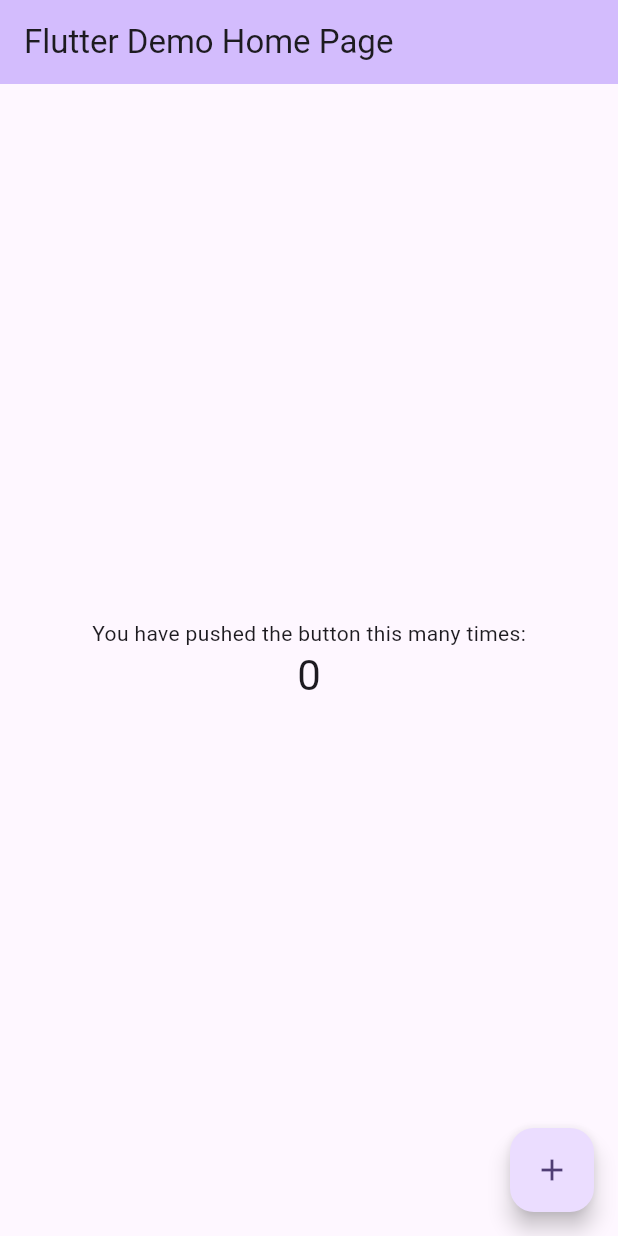
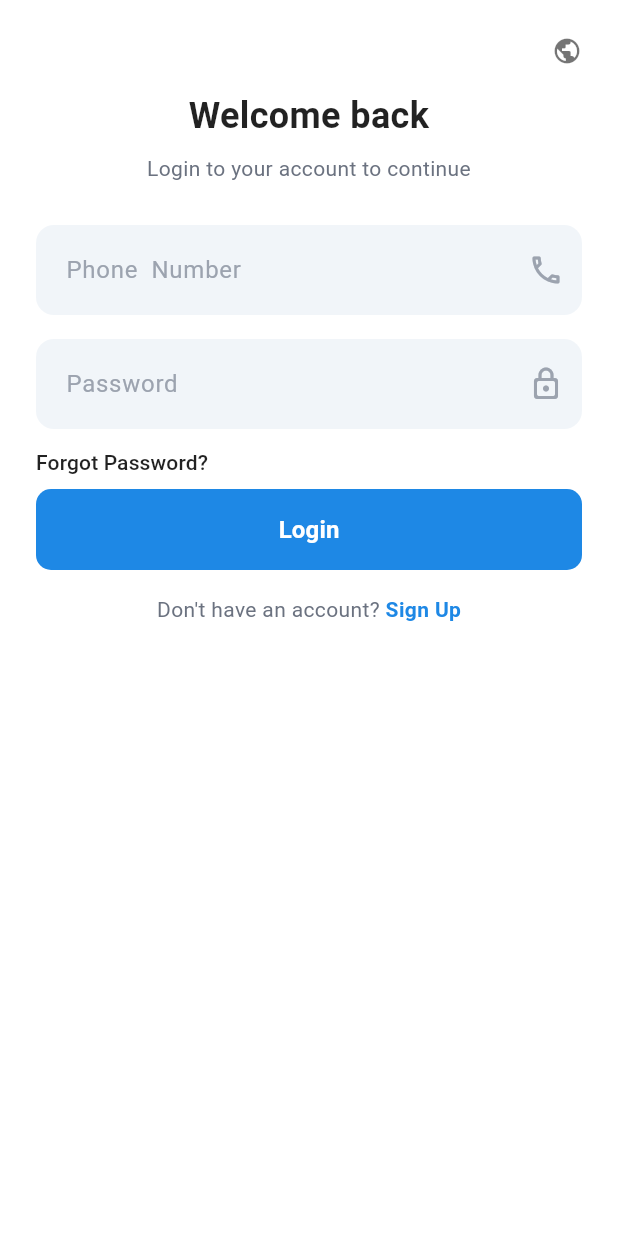
Before and after one commit to Mahashribalakrishnan/Waterborne, a Flutter app: the screen it shows after launch, on a phone screen of 412 x 824 dp. Run offline on Flutter 3.47's test engine with Material 3 defaults, Android fonts, the phone set to English and light mode, and no system bars.

Commit message:
added login

```diff
--- /dev/null
+++ b/app/lib/frontend/ashaworkers/login.dart
@@ -0,0 +1,249 @@
+import 'package:flutter/material.dart';
+
+const Color primaryBlue = Color(0xFF1E88E5);
+
+class AshaWorkerLoginPage extends StatefulWidget {
+  const AshaWorkerLoginPage({Key? key}) : super(key: key);
+
+  @override
+  _AshaWorkerLoginPageState createState() => _AshaWorkerLoginPageState();
+}
+
+class _AshaWorkerLoginPageState extends State<AshaWorkerLoginPage> {
+  final _formKey = GlobalKey<FormState>();
+  final _phoneController = TextEditingController();
+  final _passwordController = TextEditingController();
+  bool _isLoading = false;
+  bool _obscurePassword = true;
+
+  @override
+  void dispose() {
+    _phoneController.dispose();
+    _passwordController.dispose();
+    super.dispose();
+  }
+
+  bool _isValidPhone(String input) {
+    return RegExp(r'^[0-9]{10}$').hasMatch(input);
+  }
+
+  Future<void> _login() async {
+    if (_formKey.currentState!.validate()) {
+      setState(() {
+        _isLoading = true;
+      });
+
+      // Simulate API call
+      await Future.delayed(const Duration(seconds: 2));
+
+      setState(() {
+        _isLoading = false;
+      });
+
+      // Navigate to home page on successful login
+      // Navigator.pushReplacementNamed(context, '/asha/home');
+    }
+  }
+
+  @override
+  Widget build(BuildContext context) {
+    return Scaffold(
+      backgroundColor: Colors.white,
+      body: SafeArea(
+        child: SingleChildScrollView(
+          padding: const EdgeInsets.symmetric(horizontal: 24.0, vertical: 24.0),
+          child: Form(
+            key: _formKey,
+            child: Column(
+              crossAxisAlignment: CrossAxisAlignment.stretch,
+              children: [
+                // Top-right small icon (placeholder, optional)
+                Row(
+                  mainAxisAlignment: MainAxisAlignment.end,
+                  children: const [
+                    Icon(Icons.public, size: 20, color: Colors.black54),
+                  ],
+                ),
+                const SizedBox(height: 16),
+                // Headline
+                const Center(
+                  child: Text(
+                    'Welcome back',
+                    textAlign: TextAlign.center,
+                    style: TextStyle(
+                      fontSize: 24,
+                      fontWeight: FontWeight.w700,
+                      color: Colors.black87,
+                    ),
+                  ),
+                ),
+                const SizedBox(height: 8),
+                const Center(
+                  child: Text(
+                    'Login to your account to continue',
+                    textAlign: TextAlign.center,
+                    style: TextStyle(
+                      fontSize: 14,
+                      fontWeight: FontWeight.w400,
+                      color: Color(0xFF6B7280),
+                    ),
+                  ),
+                ),
+                const SizedBox(height: 28),
+                // Phone Number Field (filled, rounded, suffix icon)
+                TextFormField(
+                  controller: _phoneController,
+                  keyboardType: TextInputType.phone,
+                  style: const TextStyle(fontSize: 16),
+                  decoration: InputDecoration(
+                    hintText: 'Phone  Number',
+                    hintStyle: const TextStyle(color: Color(0xFF9CA3AF), fontSize: 16),
+                    filled: true,
+                    fillColor: const Color(0xFFF1F5F9),
+                    suffixIcon: const Icon(Icons.phone_outlined, color: Color(0xFF9CA3AF)),
+                    border: OutlineInputBorder(
+                      borderRadius: BorderRadius.circular(12),
+                      borderSide: BorderSide.none,
+                    ),
+                    enabledBorder: OutlineInputBorder(
+                      borderRadius: BorderRadius.circular(12),
+                      borderSide: BorderSide.none,
+                    ),
+                    focusedBorder: OutlineInputBorder(
+                      borderRadius: BorderRadius.circular(12),
+                      borderSide: const BorderSide(color: Colors.transparent, width: 0),
+                    ),
+                    contentPadding: const EdgeInsets.symmetric(vertical: 18, horizontal: 16),
+                  ),
+                  validator: (value) {
+                    if (value == null || value.isEmpty) {
+                      return 'Please enter your phone number';
+                    }
+                    if (!_isValidPhone(value)) {
+                      return 'Please enter a valid 10-digit phone number';
+                    }
+                    return null;
+                  },
+                ),
+                const SizedBox(height: 16),
+                // Password Field (filled, rounded, suffix icon)
+                TextFormField(
+                  controller: _passwordController,
+                  obscureText: _obscurePassword,
+                  style: const TextStyle(fontSize: 16),
+                  decoration: InputDecoration(
+                    hintText: 'Password',
+                    hintStyle: const TextStyle(color: Color(0xFF9CA3AF), fontSize: 16),
+                    filled: true,
+                    fillColor: const Color(0xFFF1F5F9),
+                    suffixIcon: const Icon(Icons.lock_outline_rounded, color: Color(0xFF9CA3AF)),
+                    border: OutlineInputBorder(
+                      borderRadius: BorderRadius.circular(12),
+                      borderSide: BorderSide.none,
+                    ),
+                    enabledBorder: OutlineInputBorder(
+                      borderRadius: BorderRadius.circular(12),
+                      borderSide: BorderSide.none,
+                    ),
+                    focusedBorder: OutlineInputBorder(
+                      borderRadius: BorderRadius.circular(12),
+                      borderSide: const BorderSide(color: Colors.transparent, width: 0),
+                    ),
+                    contentPadding: const EdgeInsets.symmetric(vertical: 18, horizontal: 16),
+                  ),
+                  validator: (value) {
+                    if (value == null || value.isEmpty) {
+                      return 'Please enter your password';
+                    }
+                    if (value.length < 6) {
+                      return 'Password must be at least 6 characters';
+                    }
+                    return null;
+                  },
+                ),
+                const SizedBox(height: 12),
+                // Forgot Password link
+                Align(
+                  alignment: Alignment.centerLeft,
+                  child: TextButton(
+                    onPressed: _isLoading ? null : () {},
+                    style: TextButton.styleFrom(
+                      padding: EdgeInsets.zero,
+                      minimumSize: const Size(0, 0),
+                      tapTargetSize: MaterialTapTargetSize.shrinkWrap,
+                    ),
+                    child: const Text(
+                      'Forgot Password?',
+                      style: TextStyle(
+                        fontSize: 14,
+                        color: Colors.black87,
+                      ),
+                    ),
+                  ),
+                ),
+                const SizedBox(height: 8),
+                // Login Button
+                SizedBox(
+                  width: double.infinity,
+                  height: 54,
+                  child: ElevatedButton(
+                    onPressed: _isLoading ? null : _login,
+                    style: ElevatedButton.styleFrom(
+                      backgroundColor: primaryBlue,
+                      shape: RoundedRectangleBorder(
+                        borderRadius: BorderRadius.circular(10),
+                      ),
+                      elevation: 0,
+                    ),
+                    child: _isLoading
+                        ? const SizedBox(
+                            width: 24,
+                            height: 24,
+                            child: CircularProgressIndicator(
+                              color: Colors.white,
+                              strokeWidth: 2,
+                            ),
+                          )
+                        : const Text(
+                            'Login',
+                            style: TextStyle(
+                              fontSize: 16,
+                              fontWeight: FontWeight.w600,
+                              color: Colors.white,
+                            ),
+                          ),
+                  ),
+                ),
+                const SizedBox(height: 16),
+                // Bottom Sign Up prompt
+                Row(
+                  mainAxisAlignment: MainAxisAlignment.center,
+                  children: [
+                    const Text(
+                      "Don't have an account? ",
+                      style: TextStyle(
+                        fontSize: 14,
+                        color: Color(0xFF6B7280),
+                      ),
+                    ),
+                    GestureDetector(
+                      onTap: _isLoading ? null : () {},
+                      child: const Text(
+                        'Sign Up',
+                        style: TextStyle(
+                          fontSize: 14,
+                          fontWeight: FontWeight.w600,
+                          color: primaryBlue,
+                        ),
+                      ),
+                    ),
+                  ],
+                ),
+              ],
+            ),
+          ),
+        ),
+      ),
+    );
+  }
+}
--- a/app/lib/main.dart
+++ b/app/lib/main.dart
@@ -1,4 +1,5 @@
 import 'package:flutter/material.dart';
+import 'frontend/ashaworkers/login.dart';
 
 void main() {
   runApp(const MyApp());
@@ -7,116 +8,11 @@ void main() {
 class MyApp extends StatelessWidget {
   const MyApp({super.key});
 
-  // This widget is the root of your application.
   @override
   Widget build(BuildContext context) {
-    return MaterialApp(
-      title: 'Flutter Demo',
-      theme: ThemeData(
-        // This is the theme of your application.
-        //
-        // TRY THIS: Try running your application with "flutter run". You'll see
-        // the application has a purple toolbar. Then, without quitting the app,
-        // try changing the seedColor in the colorScheme below to Colors.green
-        // and then invoke "hot reload" (save your changes or press the "hot
-        // reload" button in a Flutter-supported IDE, or press "r" if you used
-        // the command line to start the app).
-        //
-        // Notice that the counter didn't reset back to zero; the application
-        // state is not lost during the reload. To reset the state, use hot
-        // restart instead.
-        //
-        // This works for code too, not just values: Most code changes can be
-        // tested with just a hot reload.
-        colorScheme: ColorScheme.fromSeed(seedColor: Colors.deepPurple),
-      ),
-      home: const MyHomePage(title: 'Flutter Demo Home Page'),
+    return const MaterialApp(
+      title: 'Waterborne - ASHA Worker',
+      home: AshaWorkerLoginPage(),
     );
   }
 }
-
-class MyHomePage extends StatefulWidget {
-  const MyHomePage({super.key, required this.title});
-
-  // This widget is the home page of your application. It is stateful, meaning
-  // that it has a State object (defined below) that contains fields that affect
-  // how it looks.
-
-  // This class is the configuration for the state. It holds the values (in this
-  // case the title) provided by the parent (in this case the App widget) and
-  // used by the build method of the State. Fields in a Widget subclass are
-  // always marked "final".
-
-  final String title;
-
-  @override
-  State<MyHomePage> createState() => _MyHomePageState();
-}
-
-class _MyHomePageState extends State<MyHomePage> {
-  int _counter = 0;
-
-  void _incrementCounter() {
-    setState(() {
-      // This call to setState tells the Flutter framework that something has
-      // changed in this State, which causes it to rerun the build method below
-      // so that the display can reflect the updated values. If we changed
-      // _counter without calling setState(), then the build method would not be
-      // called again, and so nothing would appear to happen.
-      _counter++;
-    });
-  }
-
-  @override
-  Widget build(BuildContext context) {
-    // This method is rerun every time setState is called, for instance as done
-    // by the _incrementCounter method above.
-    //
-    // The Flutter framework has been optimized to make rerunning build methods
-    // fast, so that you can just rebuild anything that needs updating rather
-    // than having to individually change instances of widgets.
-    return Scaffold(
-      appBar: AppBar(
-        // TRY THIS: Try changing the color here to a specific color (to
-        // Colors.amber, perhaps?) and trigger a hot reload to see the AppBar
-        // change color while the other colors stay the same.
-        backgroundColor: Theme.of(context).colorScheme.inversePrimary,
-        // Here we take the value from the MyHomePage object that was created by
-        // the App.build method, and use it to set our appbar title.
-        title: Text(widget.title),
-      ),
-      body: Center(
-        // Center is a layout widget. It takes a single child and positions it
-        // in the middle of the parent.
-        child: Column(
-          // Column is also a layout widget. It takes a list of children and
-          // arranges them vertically. By default, it sizes itself to fit its
-          // children horizontally, and tries to be as tall as its parent.
-          //
-          // Column has various properties to control how it sizes itself and
-          // how it positions its children. Here we use mainAxisAlignment to
-          // center the children vertically; the main axis here is the vertical
-          // axis because Columns are vertical (the cross axis would be
-          // horizontal).
-          //
-          // TRY THIS: Invoke "debug painting" (choose the "Toggle Debug Paint"
-          // action in the IDE, or press "p" in the console), to see the
-          // wireframe for each widget.
-          mainAxisAlignment: MainAxisAlignment.center,
-          children: <Widget>[
-            const Text('You have pushed the button this many times:'),
-            Text(
-              '$_counter',
-              style: Theme.of(context).textTheme.headlineMedium,
-            ),
-          ],
-        ),
-      ),
-      floatingActionButton: FloatingActionButton(
-        onPressed: _incrementCounter,
-        tooltip: 'Increment',
-        child: const Icon(Icons.add),
-      ), // This trailing comma makes auto-formatting nicer for build methods.
-    );
-  }
-}
```
